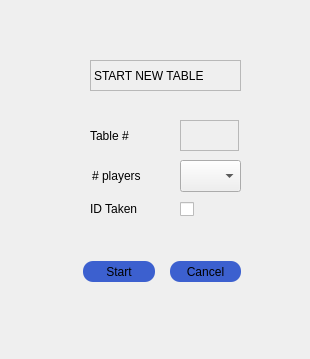
The window that tablestart.ui (aj501/NickBilliardsPrjQT) describes before a commit, drawn with Qt 5.
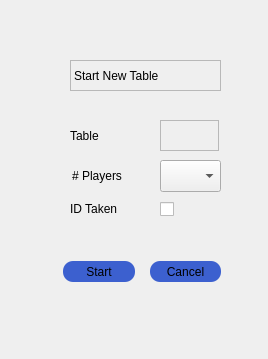
The same window after the commit.

Commit message: added transfer widget to mainwindow and improved mainwondow UI

Patch:
```diff
--- a/tablestart.ui
+++ b/tablestart.ui
@@ -6,7 +6,7 @@
    <rect>
     <x>0</x>
     <y>0</y>
-    <width>310</width>
+    <width>268</width>
     <height>359</height>
    </rect>
   </property>
@@ -16,9 +16,9 @@
   <widget class="QLabel" name="numPlayersLabel">
    <property name="geometry">
     <rect>
-     <x>92</x>
+     <x>72</x>
      <y>160</y>
-     <width>65</width>
+     <width>71</width>
      <height>31</height>
     </rect>
    </property>
@@ -32,13 +32,13 @@
     <enum>QFrame::Sunken</enum>
    </property>
    <property name="text">
-    <string># players</string>
+    <string># Players</string>
    </property>
   </widget>
   <widget class="QLabel" name="idTakenLabel">
    <property name="geometry">
     <rect>
-     <x>90</x>
+     <x>70</x>
      <y>200</y>
      <width>61</width>
      <height>18</height>
@@ -60,7 +60,7 @@
   <widget class="QComboBox" name="numPlayersComboBox">
    <property name="geometry">
     <rect>
-     <x>180</x>
+     <x>160</x>
      <y>160</y>
      <width>61</width>
      <height>32</height>
@@ -70,7 +70,7 @@
   <widget class="QCheckBox" name="idTakenCheckBox">
    <property name="geometry">
     <rect>
-     <x>180</x>
+     <x>160</x>
      <y>200</y>
      <width>19</width>
      <height>18</height>
@@ -83,7 +83,7 @@
   <widget class="QPushButton" name="startButton">
    <property name="geometry">
     <rect>
-     <x>83</x>
+     <x>63</x>
      <y>261</y>
      <width>72</width>
      <height>21</height>
@@ -105,7 +105,7 @@
   <widget class="QPushButton" name="cancelButton">
    <property name="geometry">
     <rect>
-     <x>170</x>
+     <x>150</x>
      <y>261</y>
      <width>71</width>
      <height>21</height>
@@ -121,7 +121,7 @@
   <widget class="QLabel" name="startNewTableLabel">
    <property name="geometry">
     <rect>
-     <x>90</x>
+     <x>70</x>
      <y>60</y>
      <width>151</width>
      <height>31</height>
@@ -134,13 +134,13 @@
     <enum>QFrame::Sunken</enum>
    </property>
    <property name="text">
-    <string>START NEW TABLE</string>
+    <string>Start New Table</string>
    </property>
   </widget>
   <widget class="QLabel" name="tableNumber">
    <property name="geometry">
     <rect>
-     <x>90</x>
+     <x>70</x>
      <y>120</y>
      <width>54</width>
      <height>31</height>
@@ -156,13 +156,13 @@
     <enum>QFrame::Sunken</enum>
    </property>
    <property name="text">
-    <string>Table #</string>
+    <string>Table</string>
    </property>
   </widget>
   <widget class="QLabel" name="tableNumberLabel">
    <property name="geometry">
     <rect>
-     <x>180</x>
+     <x>160</x>
      <y>120</y>
      <width>59</width>
      <height>31</height>
```
The commit also changes 2 other files.
